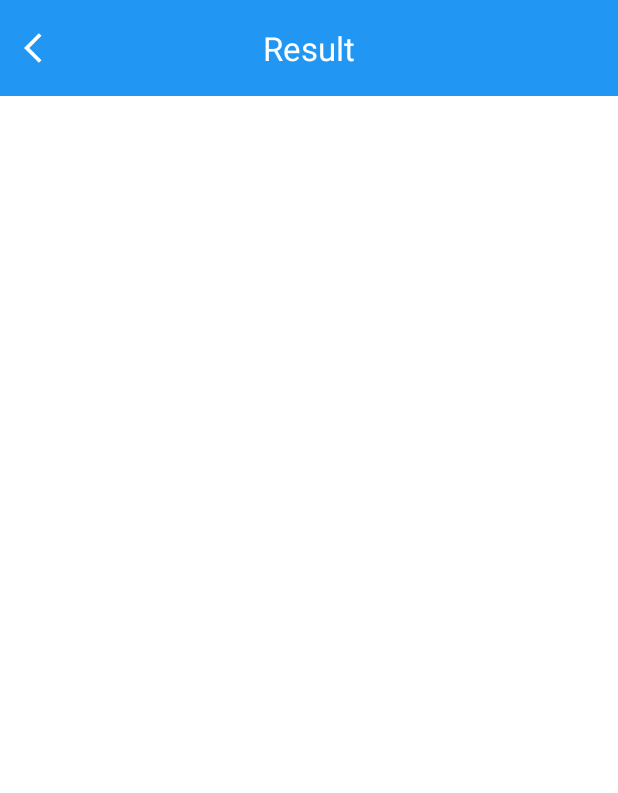
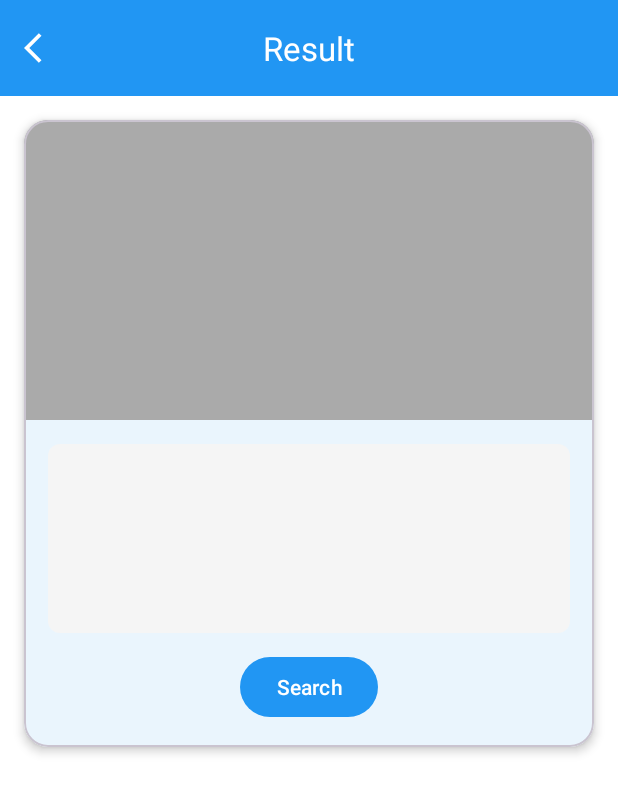
Before and after one commit to leanh128/android_QRScanner, an Android app: the ScanResultActivity screen opened directly, with no data from a screen before it, on a phone screen of 412 x 824 dp. Shown: the top 793 px of the screen. Run offline under Robolectric (Android 15) with nearby library versions, the light colour scheme and no system bars; our stand-ins replace AdMob.

Commit message:
feat: revert to single scan

```diff
--- a/app/src/main/java/com/vn/qrscanner/features/scanner/ScanResultActivity.kt
+++ b/app/src/main/java/com/vn/qrscanner/features/scanner/ScanResultActivity.kt
@@ -7,15 +7,10 @@ import android.graphics.Bitmap
 import android.os.Bundle
 import android.os.Parcel
 import android.os.Parcelable
-import android.view.LayoutInflater
-import android.view.ViewGroup
 import androidx.appcompat.app.AppCompatActivity
-import androidx.recyclerview.widget.LinearLayoutManager
-import androidx.recyclerview.widget.RecyclerView
 import com.google.android.gms.ads.AdRequest
 import com.vn.qrscanner.R
 import com.vn.qrscanner.databinding.ActivityScanResultBinding
-import com.vn.qrscanner.databinding.ItemScanResultBinding
 import com.vn.qrscanner.extensions.isLink
 import com.vn.qrscanner.extensions.toWebUri
 
@@ -47,7 +42,7 @@ data class ScanResultItem(
 }
 
 class ScanResultActivity : AppCompatActivity() {
-    private var results: List<ScanResultItem> = emptyList()
+    private var resultItem: ScanResultItem? = null
     private lateinit var binding: ActivityScanResultBinding
 
     override fun onCreate(savedInstanceState: Bundle?) {
@@ -61,14 +56,21 @@ class ScanResultActivity : AppCompatActivity() {
 
     private fun initViews() {
         binding.toolbar.setNavigationOnClickListener { onBackPressedDispatcher.onBackPressed() }
-        binding.rvResults.layoutManager = LinearLayoutManager(this)
-        binding.rvResults.adapter = ScanResultAdapter(results) { item ->
-            handleResultAction(item.result)
+        resultItem?.let { item ->
+            binding.tvResult.text = item.result
+            item.preview?.let {
+                binding.ivPreview.setImageBitmap(it)
+            }
+            binding.btnAction.text = getString(
+                if (item.result.isLink()) R.string.button_open_link else android.R.string.search_go
+            )
+            binding.btnAction.setOnClickListener { handleResultAction(item.result) }
+            binding.layoutResult.setOnClickListener { handleResultAction(item.result) }
         }
     }
 
     private fun readIntentData() {
-        results = intent.getParcelableArrayListExtra<ScanResultItem>(ARG_RESULTS) ?: emptyList()
+        resultItem = intent.getParcelableExtra(ARG_RESULT)
     }
 
     private fun handleResultAction(result: String) {
@@ -87,40 +89,12 @@ class ScanResultActivity : AppCompatActivity() {
     }
 
     companion object {
-        private const val ARG_RESULTS = "scan.results"
+        private const val ARG_RESULT = "scan.result"
 
-        fun showResultActivity(context: Context, items: ArrayList<ScanResultItem>) {
+        fun showResultActivity(context: Context, item: ScanResultItem) {
             val intent = Intent(context, ScanResultActivity::class.java)
-            intent.putParcelableArrayListExtra(ARG_RESULTS, items)
+            intent.putExtra(ARG_RESULT, item)
             context.startActivity(intent)
         }
     }
-
-    class ScanResultAdapter(
-        private val items: List<ScanResultItem>,
-        private val onAction: (ScanResultItem) -> Unit
-    ) : RecyclerView.Adapter<ScanResultAdapter.ViewHolder>() {
-
-        class ViewHolder(val binding: ItemScanResultBinding) : RecyclerView.ViewHolder(binding.root)
-
-        override fun onCreateViewHolder(parent: ViewGroup, viewType: Int): ViewHolder {
-            val binding =
-                ItemScanResultBinding.inflate(LayoutInflater.from(parent.context), parent, false)
-            return ViewHolder(binding)
-        }
-
-        override fun onBindViewHolder(holder: ViewHolder, position: Int) {
-            val item = items[position]
-            holder.binding.tvResult.text = item.result
-            item.preview?.let {
-                holder.binding.ivPreview.setImageBitmap(it)
-            }
-            holder.binding.btnAction.text = holder.itemView.context.getString(
-                if (item.result.isLink()) R.string.button_open_link else android.R.string.search_go
-            )
-            holder.binding.btnAction.setOnClickListener { onAction(item) }
-        }
-
-        override fun getItemCount(): Int = items.size
-    }
 }
--- a/app/src/main/res/layout/activity_scan_result.xml
+++ b/app/src/main/res/layout/activity_scan_result.xml
@@ -18,21 +18,78 @@
         app:navigationIconTint="?attr/colorOnPrimary"
         app:titleTextColor="?attr/colorOnPrimary" />
 
-    <androidx.recyclerview.widget.RecyclerView
-        android:id="@+id/rvResults"
+    <LinearLayout
         android:layout_width="match_parent"
         android:layout_height="0dp"
         android:layout_weight="1"
-        android:clipToPadding="false"
-        android:paddingBottom="16dp"
-        tools:listitem="@layout/item_scan_result" />
+        android:orientation="vertical">
+
+        <com.google.android.material.card.MaterialCardView
+            android:layout_width="match_parent"
+            android:layout_height="wrap_content"
+            android:layout_margin="16dp"
+            app:cardCornerRadius="16dp"
+            app:cardElevation="4dp">
+
+            <LinearLayout
+                android:layout_width="match_parent"
+                android:layout_height="wrap_content"
+                android:orientation="vertical">
+
+                <ImageView
+                    android:id="@+id/ivPreview"
+                    android:layout_width="match_parent"
+                    android:layout_height="200dp"
+                    android:background="@android:color/darker_gray"
+                    android:scaleType="centerCrop"
+                    tools:src="@tools:sample/backgrounds/scenic" />
+
+                <LinearLayout
+                    android:layout_width="match_parent"
+                    android:layout_height="wrap_content"
+                    android:orientation="vertical"
+                    android:padding="16dp">
+
+                    <FrameLayout
+                        android:id="@+id/layout_result"
+                        android:layout_width="match_parent"
+                        android:layout_height="wrap_content"
+                        android:background="@drawable/bg_result">
+
+                        <TextView
+                            android:id="@+id/tvResult"
+                            android:layout_width="match_parent"
+                            android:layout_height="wrap_content"
+                            android:minLines="5"
+                            android:padding="8dp"
+                            android:textColor="?attr/colorOnSurface"
+                            android:textIsSelectable="true"
+                            android:textSize="18sp"
+                            tools:text="https://www.google.com" />
+                    </FrameLayout>
+
+                    <com.google.android.material.button.MaterialButton
+                        android:id="@+id/btnAction"
+                        android:layout_width="wrap_content"
+                        android:layout_height="wrap_content"
+                        android:layout_gravity="center_horizontal"
+                        android:layout_marginTop="12dp"
+                        android:text="@android:string/search_go" />
+
+                </LinearLayout>
+
+            </LinearLayout>
+
+        </com.google.android.material.card.MaterialCardView>
+
+    </LinearLayout>
 
     <com.google.android.gms.ads.AdView
         android:id="@+id/adView"
         android:layout_width="match_parent"
         android:layout_height="wrap_content"
         android:layout_gravity="center"
-        app:adSize="BANNER"
+        app:adSize="FULL_BANNER"
         app:adUnitId="@string/RESULT_BANNER_ADS_UNIT" />
 
 </LinearLayout>
```
Also changed, not shown: app/src/main/java/com/vn/qrscanner/features/scanner/ScanActivity.kt (+9 -13 lines), app/src/main/java/com/vn/qrscanner/features/scanner/ScanViewModel.kt (+7 -15 lines), app/src/main/res/layout/item_scan_result.xml (deleted, +0 -48 lines), barcodescanner/src/main/java/me/dm7/barcodescanner/zxing/BarcodeDecoder.kt (+8 -17 lines).
